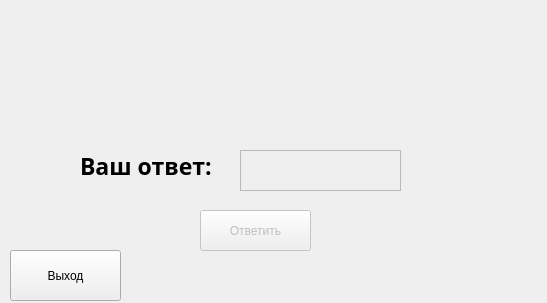
Qt form mentalquest.ui (moevm/gui-1h2017-12) before a commit.
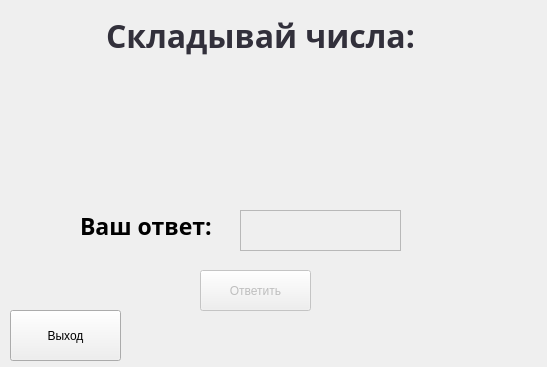
The same form after that commit. Icons and pictures are not drawn. Custom widgets are drawn as their Qt base class.

What changed in the file:
```diff
--- a/mentalquest.ui
+++ b/mentalquest.ui
@@ -7,7 +7,7 @@
     <x>0</x>
     <y>0</y>
     <width>547</width>
-    <height>303</height>
+    <height>367</height>
    </rect>
   </property>
   <property name="windowTitle">
@@ -17,7 +17,7 @@
    <property name="geometry">
     <rect>
      <x>30</x>
-     <y>40</y>
+     <y>90</y>
      <width>511</width>
      <height>151</height>
     </rect>
@@ -47,7 +47,7 @@
    <property name="geometry">
     <rect>
      <x>240</x>
-     <y>150</y>
+     <y>210</y>
      <width>161</width>
      <height>41</height>
     </rect>
@@ -66,7 +66,7 @@
    <property name="geometry">
     <rect>
      <x>200</x>
-     <y>210</y>
+     <y>270</y>
      <width>111</width>
      <height>41</height>
     </rect>
@@ -82,7 +82,7 @@
    <property name="geometry">
     <rect>
      <x>80</x>
-     <y>150</y>
+     <y>210</y>
      <width>131</width>
      <height>31</height>
     </rect>
@@ -113,7 +113,7 @@
    <property name="geometry">
     <rect>
      <x>10</x>
-     <y>250</y>
+     <y>310</y>
      <width>111</width>
      <height>51</height>
     </rect>
@@ -135,6 +135,64 @@
     </size>
    </property>
   </widget>
+  <widget class="QLabel" name="label">
+   <property name="geometry">
+    <rect>
+     <x>60</x>
+     <y>0</y>
+     <width>401</width>
+     <height>71</height>
+    </rect>
+   </property>
+   <property name="palette">
+    <palette>
+     <active>
+      <colorrole role="WindowText">
+       <brush brushstyle="SolidPattern">
+        <color alpha="255">
+         <red>50</red>
+         <green>48</green>
+         <blue>59</blue>
+        </color>
+       </brush>
+      </colorrole>
+     </active>
+     <inactive>
+      <colorrole role="WindowText">
+       <brush brushstyle="SolidPattern">
+        <color alpha="255">
+         <red>50</red>
+         <green>48</green>
+         <blue>59</blue>
+        </color>
+       </brush>
+      </colorrole>
+     </inactive>
+     <disabled>
+      <colorrole role="WindowText">
+       <brush brushstyle="SolidPattern">
+        <color alpha="255">
+         <red>120</red>
+         <green>120</green>
+         <blue>120</blue>
+        </color>
+       </brush>
+      </colorrole>
+     </disabled>
+    </palette>
+   </property>
+   <property name="font">
+    <font>
+     <family>Segoe UI Black</family>
+     <pointsize>24</pointsize>
+     <weight>75</weight>
+     <bold>true</bold>
+    </font>
+   </property>
+   <property name="text">
+    <string>&lt;html&gt;&lt;head/&gt;&lt;body&gt;&lt;p align=&quot;center&quot;&gt;Складывай числа:&lt;/p&gt;&lt;/body&gt;&lt;/html&gt;</string>
+   </property>
+  </widget>
  </widget>
  <customwidgets>
   <customwidget>
```
